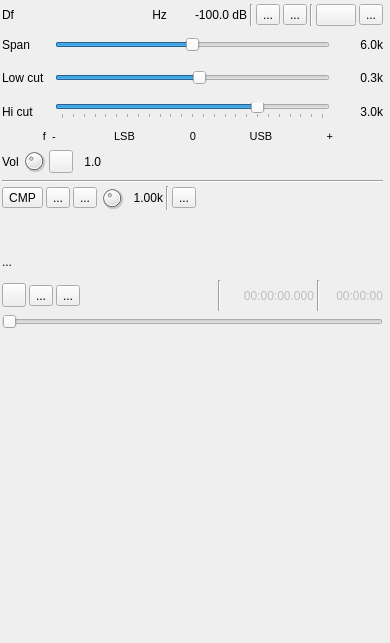
f4exb/sdrangel, file plugins/channeltx/modssb/ssbmodgui.ui: the form before one commit.
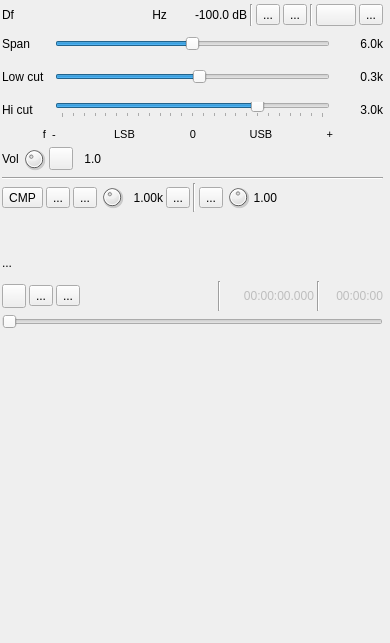
The form after the commit. Icons and pictures are not drawn. Custom widgets are drawn as their Qt base class.

Commit message: Audio modulators audio feedback: AM, NFM, SSB. Removed existing changes for FreeDV and WFM

```diff
--- a/plugins/channeltx/modssb/ssbmodgui.ui
+++ b/plugins/channeltx/modssb/ssbmodgui.ui
@@ -811,13 +811,6 @@
         </property>
        </widget>
       </item>
-      <item>
-       <widget class="Line" name="line_3">
-        <property name="orientation">
-         <enum>Qt::Vertical</enum>
-        </property>
-       </widget>
-      </item>
       <item>
        <widget class="ButtonSwitch" name="mic">
         <property name="toolTip">
@@ -835,6 +828,75 @@
         </property>
        </widget>
       </item>
+      <item>
+       <widget class="Line" name="line_3">
+        <property name="orientation">
+         <enum>Qt::Vertical</enum>
+        </property>
+       </widget>
+      </item>
+      <item>
+       <widget class="QToolButton" name="feedbackEnable">
+        <property name="toolTip">
+         <string>Left: enable / disable audio feedback - Right: select audio output device</string>
+        </property>
+        <property name="text">
+         <string>...</string>
+        </property>
+        <property name="icon">
+         <iconset resource="../../../sdrgui/resources/res.qrc">
+          <normaloff>:/sound_off.png</normaloff>
+          <normalon>:/sound_on.png</normalon>:/sound_off.png</iconset>
+        </property>
+        <property name="checkable">
+         <bool>true</bool>
+        </property>
+       </widget>
+      </item>
+      <item>
+       <widget class="QDial" name="feedbackVolume">
+        <property name="maximumSize">
+         <size>
+          <width>24</width>
+          <height>24</height>
+         </size>
+        </property>
+        <property name="toolTip">
+         <string>Audio feedback volume</string>
+        </property>
+        <property name="minimum">
+         <number>0</number>
+        </property>
+        <property name="maximum">
+         <number>100</number>
+        </property>
+        <property name="pageStep">
+         <number>1</number>
+        </property>
+        <property name="value">
+         <number>50</number>
+        </property>
+       </widget>
+      </item>
+      <item>
+       <widget class="QLabel" name="feedbackVolumeText">
+        <property name="maximumSize">
+         <size>
+          <width>30</width>
+          <height>16777215</height>
+         </size>
+        </property>
+        <property name="toolTip">
+         <string>Audio feedback volume</string>
+        </property>
+        <property name="text">
+         <string>1.00</string>
+        </property>
+        <property name="alignment">
+         <set>Qt::AlignRight|Qt::AlignTrailing|Qt::AlignVCenter</set>
+        </property>
+       </widget>
+      </item>
       <item>
        <spacer name="horizontalSpacer_3">
         <property name="orientation">
```
The commit also changes 26 other files.
